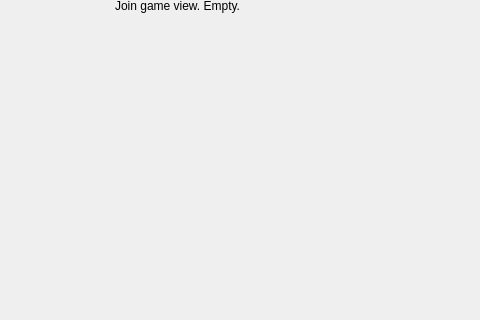
Before: the Qt Designer form client/views/joingameview.ui in cavoke-project/cavoke, drawn with Qt 5; both pictures show x 85 to 565 and y 90 to 410 of the 800 by 600 pixel window.
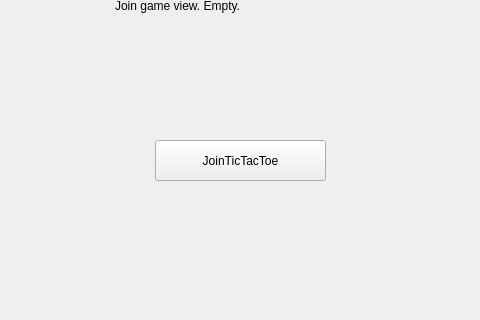
After: the same form once the commit is applied.

```diff
--- a/client/views/joingameview.ui
+++ b/client/views/joingameview.ui
@@ -40,6 +40,19 @@
      <string>Join game view. Empty.</string>
     </property>
    </widget>
+   <widget class="QPushButton" name="joinTicTacToeButton">
+    <property name="geometry">
+     <rect>
+      <x>240</x>
+      <y>230</y>
+      <width>171</width>
+      <height>41</height>
+     </rect>
+    </property>
+    <property name="text">
+     <string>JoinTicTacToe</string>
+    </property>
+   </widget>
   </widget>
   <widget class="QMenuBar" name="menubar">
    <property name="geometry">
```
